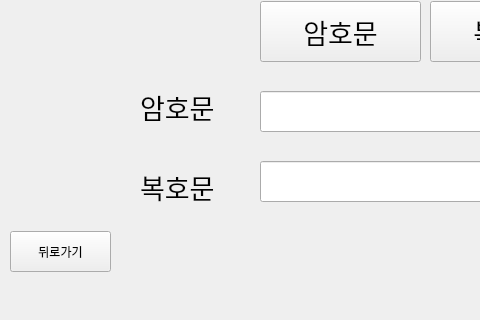
Above: multiple_UI.ui from silverstar03/encryption-project before the change; both pictures show x 0 to 480 and y 309 to 629 of the 800 by 629 pixel window. Below: the same form after it.
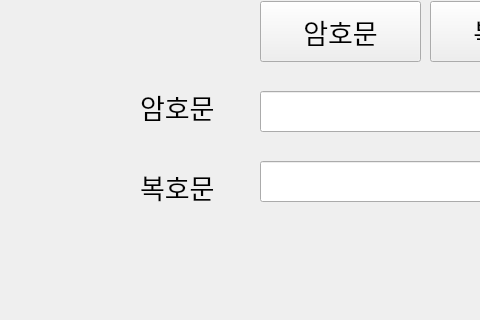
That is the form after the change.

Diff of the .ui file:
```diff
--- a/multiple_UI.ui
+++ b/multiple_UI.ui
@@ -202,19 +202,6 @@
      <string>암호문</string>
     </property>
    </widget>
-   <widget class="QPushButton" name="backBtn">
-    <property name="geometry">
-     <rect>
-      <x>10</x>
-      <y>540</y>
-      <width>101</width>
-      <height>41</height>
-     </rect>
-    </property>
-    <property name="text">
-     <string>뒤로가기</string>
-    </property>
-   </widget>
   </widget>
   <widget class="QMenuBar" name="menubar">
    <property name="geometry">
```
